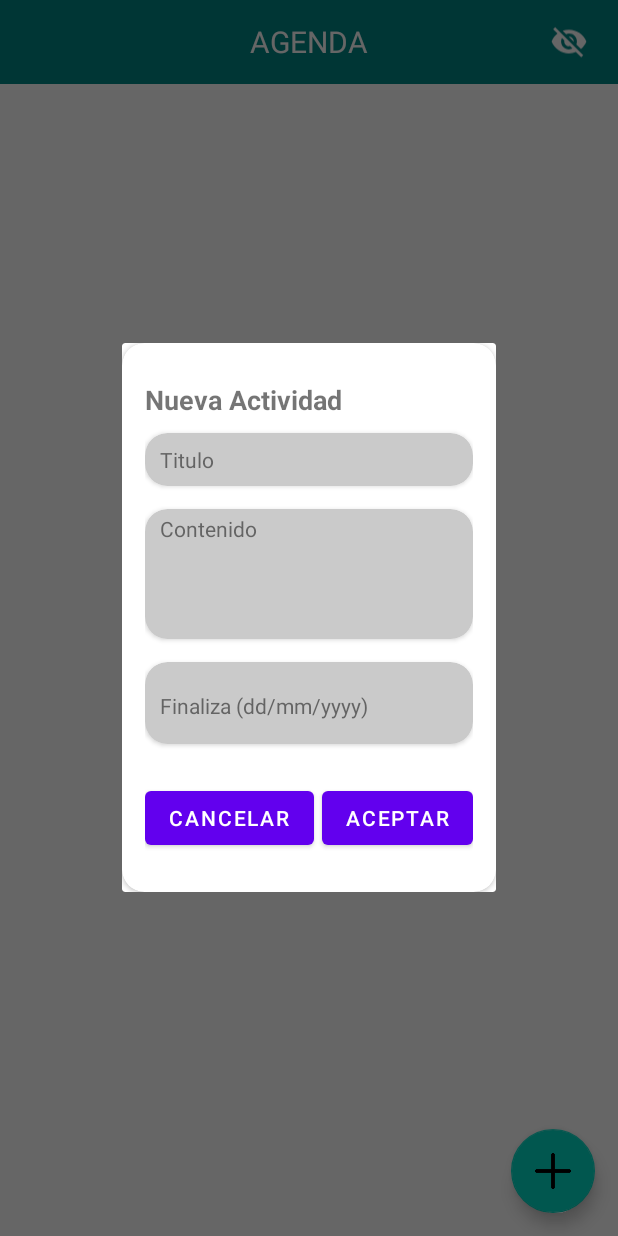
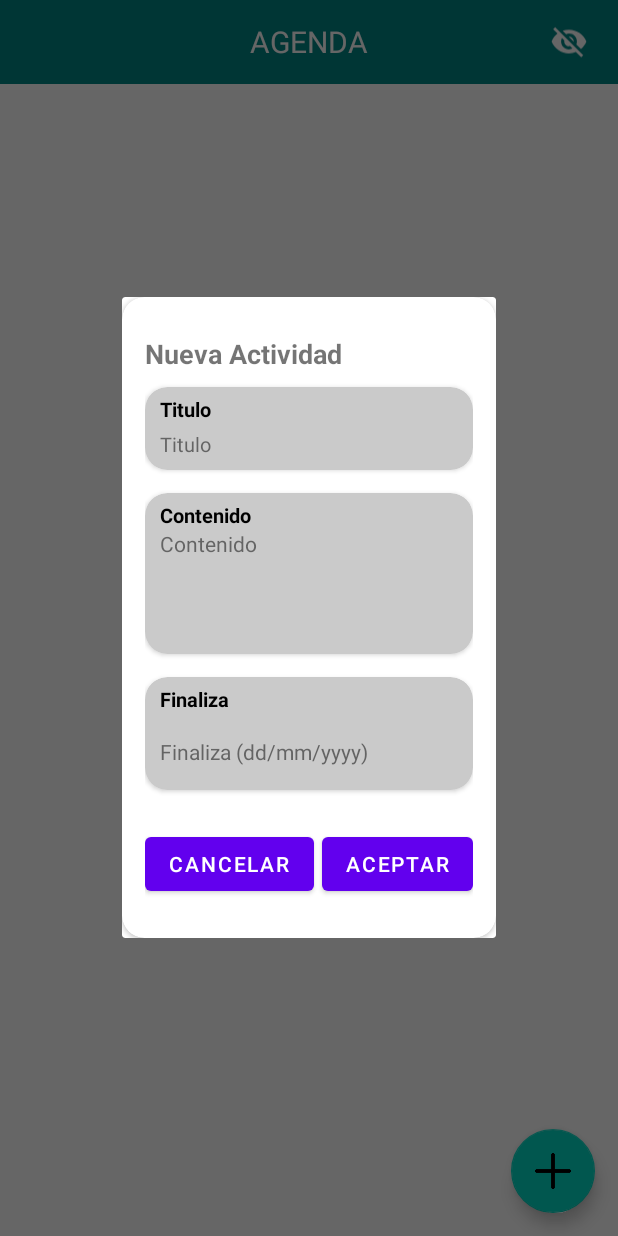
Before and after one commit to ahuamana/Smiled_MVP_Room_JAVA, an Android app: the screen it shows after launch (MainActivity), after a tap on an icon or button, on a phone screen of 412 x 824 dp. Run offline under Robolectric (Android 15) with nearby library versions, the phone set to English and light mode, and no system bars; our stand-ins replace Room's generated code; 1 other tap on this screen came first.

Commit message:
update actividad

```diff
--- a/app/src/main/java/com/paparazziapps/mvp_smiled_java_room/MainActivity.java
+++ b/app/src/main/java/com/paparazziapps/mvp_smiled_java_room/MainActivity.java
@@ -212,5 +212,16 @@ public class MainActivity extends AppCompatActivity {
 
     }
 
+    @Override
+    protected void onResume() {
+        super.onResume();
 
+        Log.e("ONRESUME",""+ binding.mytoolbar.imageVisibility.getDrawable());
+
+        if(binding.mytoolbar.imageVisibility.getDrawable().toString() == "android.graphics.drawable.VectorDrawable@1a20fe4")
+        {
+            viewModel.getAllActivitiesNotCompleted();
+        }
+
+    }
 }
--- a/app/src/main/java/com/paparazziapps/mvp_smiled_java_room/interfaces/ActividadDAO.java
+++ b/app/src/main/java/com/paparazziapps/mvp_smiled_java_room/interfaces/ActividadDAO.java
@@ -24,4 +24,7 @@ public interface ActividadDAO {
 
     @Query("update actividades set completed= :iscompleted where codigo = :codigo")
     void updateActividad(int codigo, boolean iscompleted);
+
+    @Query("update actividades set titulo= :tituloReceived, contenido= :contenidoReceived, fecha_fin=:fechaReceived where codigo = :codigoReceived")
+    void updateTituloContenidoFecha(int codigoReceived, String tituloReceived, String contenidoReceived, String fechaReceived);
 }
--- a/app/src/main/java/com/paparazziapps/mvp_smiled_java_room/interfaces/ComentarioDAO.java
+++ b/app/src/main/java/com/paparazziapps/mvp_smiled_java_room/interfaces/ComentarioDAO.java
@@ -17,4 +17,6 @@ public interface ComentarioDAO {
 
     @Query("Select * from comentarios where codigo_actividad = (:codigoReceived) order by unixtime desc ")
     List<Comentario> getAllComentsByActividad(int codigoReceived);
+
+
 }
--- a/app/src/main/res/layout/cardview_add_activity.xml
+++ b/app/src/main/res/layout/cardview_add_activity.xml
@@ -15,6 +15,7 @@
         android:orientation="vertical">
 
         <com.google.android.material.textview.MaterialTextView
+            android:id="@+id/name"
             android:layout_width="match_parent"
             android:text="Nueva Actividad"
             android:textStyle="bold"
@@ -29,9 +30,28 @@
             android:layout_marginBottom="15dp"
             android:layout_height="wrap_content">
 
+            <LinearLayout
+                android:layout_width="match_parent"
+                android:layout_height="wrap_content"
+                android:orientation="vertical">
+
+                <TextView
+                    android:layout_width="wrap_content"
+                    android:layout_height="15dp"
+                    android:layout_marginTop="5dp"
+                    android:layout_marginStart="10dp"
+                    android:layout_marginEnd="10dp"
+                    android:background="@null"
+                    android:hint="Titulo"
+                    android:lines="2"
+                    android:text="Titulo"
+                    android:textStyle="bold"
+                    android:textColor="@color/black"
+                    android:textSize="13dp" />
+
                 <com.google.android.material.textfield.TextInputEditText
                     android:id="@+id/titulo"
-                android:layout_width="wrap_content"
+                    android:layout_width="match_parent"
                     android:layout_height="wrap_content"
                     android:layout_marginStart="10dp"
                     android:layout_marginEnd="10dp"
@@ -40,7 +60,11 @@
                     android:lines="2"
                     android:text=""
                     android:textColorHint="#99202020"
-                android:textSize="14dp" />
+                    android:textSize="13dp" />
+
+            </LinearLayout>
+
+
 
         </androidx.cardview.widget.CardView>
 
@@ -51,9 +75,28 @@
             android:layout_marginBottom="15dp"
             android:layout_height="wrap_content">
 
+            <LinearLayout
+                android:layout_width="match_parent"
+                android:layout_height="wrap_content"
+                android:orientation="vertical">
+
+            <TextView
+                android:layout_width="wrap_content"
+                android:layout_height="15dp"
+                android:layout_marginTop="5dp"
+                android:layout_marginStart="10dp"
+                android:layout_marginEnd="10dp"
+                android:background="@null"
+                android:hint="Titulo"
+                android:lines="2"
+                android:text="Contenido"
+                android:textStyle="bold"
+                android:textColor="@color/black"
+                android:textSize="13dp" />
+
             <com.google.android.material.textfield.TextInputEditText
                 android:id="@+id/contenido"
-                android:layout_width="wrap_content"
+                android:layout_width="match_parent"
                 android:layout_marginStart="10dp"
                 android:layout_marginEnd="10dp"
                 android:text=""
@@ -66,6 +109,8 @@
                 android:hint="Contenido"
                 android:layout_height="wrap_content"/>
 
+            </LinearLayout>
+
         </androidx.cardview.widget.CardView>
 
 
@@ -76,9 +121,28 @@
             android:layout_marginBottom="25dp"
             android:layout_height="wrap_content">
 
+            <LinearLayout
+                android:layout_width="match_parent"
+                android:layout_height="wrap_content"
+                android:orientation="vertical">
+
+            <TextView
+                android:layout_width="wrap_content"
+                android:layout_height="15dp"
+                android:layout_marginTop="5dp"
+                android:layout_marginStart="10dp"
+                android:layout_marginEnd="10dp"
+                android:background="@null"
+                android:hint="Titulo"
+                android:lines="2"
+                android:text="Finaliza"
+                android:textStyle="bold"
+                android:textColor="@color/black"
+                android:textSize="13dp" />
+
             <com.google.android.material.textfield.TextInputEditText
                 android:id="@+id/fecha_fin"
-                android:layout_width="wrap_content"
+                android:layout_width="match_parent"
                 android:layout_marginStart="10dp"
                 android:layout_marginEnd="10dp"
                 android:text=""
@@ -90,6 +154,8 @@
                 android:paddingTop="3dp"
                 android:hint="Finaliza (dd/mm/yyyy)"
                 android:layout_height="wrap_content"/>
+
+            </LinearLayout>
 
         </androidx.cardview.widget.CardView>
 
--- a/app/src/main/res/layout/toolbar.xml
+++ b/app/src/main/res/layout/toolbar.xml
@@ -30,6 +30,7 @@
         android:orientation="horizontal">
 
         <ImageView
+            android:id="@+id/delete"
             android:layout_gravity="end"
             android:layout_marginEnd="20dp"
             android:layout_width="25dp"
@@ -38,6 +39,7 @@
 
 
         <ImageView
+            android:id="@+id/edit"
             android:layout_gravity="end"
             android:layout_marginEnd="20dp"
             android:layout_width="25dp"
```
Also changed, not shown: app/src/main/java/com/paparazziapps/mvp_smiled_java_room/ViewModels/ActividadInfoViewModel.java (+17 -1 lines), app/src/main/java/com/paparazziapps/mvp_smiled_java_room/activities/ActividadInfoActivity.java (+64 -0 lines). Lines whose indentation alone changed are shown as unchanged.
